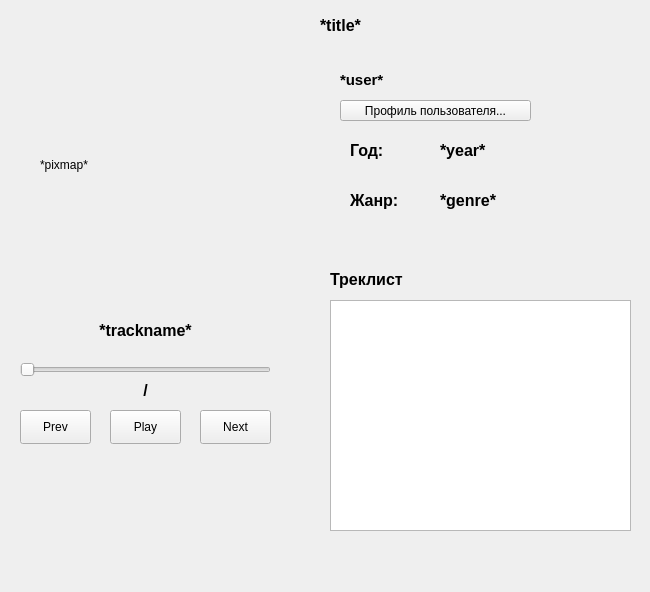
Old version of the form ui/album.ui in the repository gepron1x/blacklandradio.
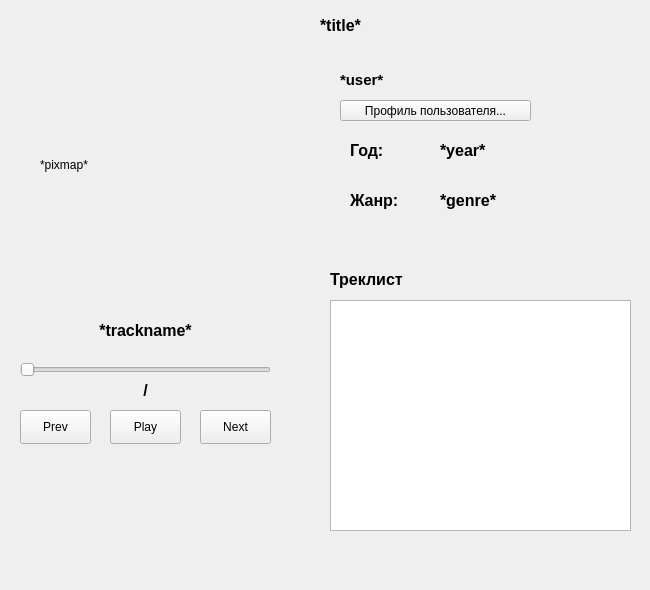
New version of the form.

Diff of the .ui file:
```diff
--- a/ui/album.ui
+++ b/ui/album.ui
@@ -7,9 +7,15 @@
     <x>0</x>
     <y>0</y>
     <width>650</width>
-    <height>592</height>
+    <height>590</height>
    </rect>
   </property>
+  <property name="minimumSize">
+   <size>
+    <width>650</width>
+    <height>590</height>
+   </size>
+  </property>
   <property name="cursor">
    <cursorShape>WaitCursor</cursorShape>
   </property>
```
